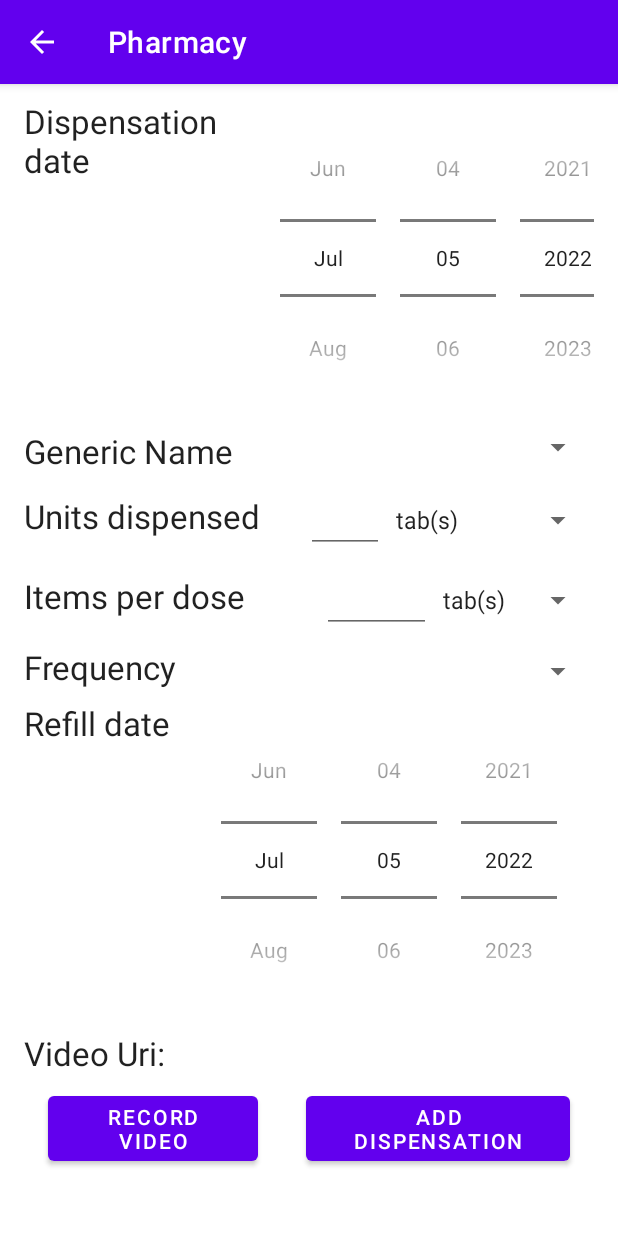
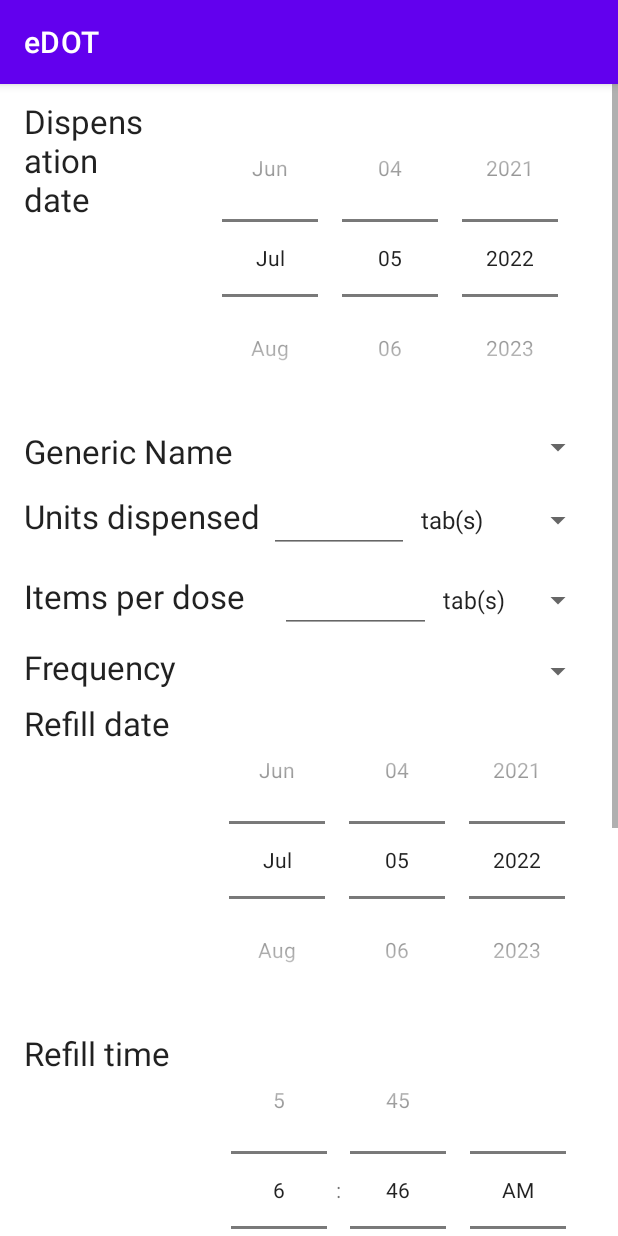
Before and after one commit to jmutale/edots_app, an Android app: the DispensationActivity screen opened directly, with no data from a screen before it, on a phone screen of 412 x 824 dp. Run offline under Robolectric (Android 15) with nearby library versions, the phone set to English and light mode, and no system bars; libraries missing offline, so code that uses them is left out: com.mobsandgeeks.saripaar; 3 statements that could not run were skipped.

```diff
--- a/app/src/main/AndroidManifest.xml
+++ b/app/src/main/AndroidManifest.xml
@@ -20,6 +20,9 @@
         android:theme="@style/Theme.EDOTS"
         android:usesCleartextTraffic="true"
         tools:targetApi="31">
+        <activity
+            android:name=".ClientTBLabsActivity"
+            android:exported="false" />
         <activity
             android:name=".EDOTSurveyActivity"
             android:exported="false" />
--- a/app/src/main/java/org/chreso/edots/Constants.java
+++ b/app/src/main/java/org/chreso/edots/Constants.java
@@ -4,4 +4,5 @@ public class Constants {
     public static final String DATE_PATTERN = "yyyy-MM-dd";
 
     public static final String DATETIME_PATTERN = "yyyy-MM-dd hh:mm:ssZ";
+    public static final String TIME_PATTERN = "HH:mm:ss";
 }
--- a/app/src/main/java/org/chreso/edots/DispensationActivity.java
+++ b/app/src/main/java/org/chreso/edots/DispensationActivity.java
@@ -17,6 +17,7 @@ import android.content.DialogInterface;
 import android.content.Intent;
 import android.content.pm.PackageManager;
 import android.net.Uri;
+import android.os.Build;
 import android.os.Bundle;
 import android.provider.MediaStore;
 import android.util.Log;
@@ -28,6 +29,7 @@ import android.widget.DatePicker;
 import android.widget.EditText;
 import android.widget.Spinner;
 import android.widget.TextView;
+import android.widget.TimePicker;
 
 import com.mobsandgeeks.saripaar.ValidationError;
 import com.mobsandgeeks.saripaar.Validator;
@@ -67,6 +69,8 @@ public class DispensationActivity extends AppCompatActivity implements Validator
     @NotEmpty
     private TextView txtVideoUri;
     private DatePicker dteDispensationDate;
+    private DatePicker dteNextClinicAppointmentDate;
+    private TimePicker refillTimePicker;
 
     ActivityResultLauncher<Intent> startActivityForResult = registerForActivityResult(new ActivityResultContracts.StartActivityForResult(), new ActivityResultCallback<ActivityResult>() {
         @Override
@@ -86,11 +90,11 @@ public class DispensationActivity extends AppCompatActivity implements Validator
     protected void onCreate(Bundle savedInstanceState) {
         super.onCreate(savedInstanceState);
         setContentView(R.layout.activity_dispensation);
-        ActionBar actionBar = getSupportActionBar();
+        /**ActionBar actionBar = getSupportActionBar();
         if (actionBar != null) {
             actionBar.setDisplayHomeAsUpEnabled(true);
             actionBar.setTitle(R.string.pharmacy_title_text);
-        }
+        }**/
         DateTimeFormatter dtf = DateTimeFormatter.ofPattern("dd/MM/yyyy HH:mm:ss");
         LocalDateTime now = LocalDateTime.now();
 
@@ -105,7 +109,10 @@ public class DispensationActivity extends AppCompatActivity implements Validator
 
         dteDispensationDate = findViewById(R.id.dteDispensationDate);
         dteRefillDate = findViewById(R.id.editRefillDate);
+        refillTimePicker = findViewById(R.id.timePickerRefill);
+        dteNextClinicAppointmentDate = findViewById(R.id.editNextClinicAppointmentDate);
         setRefillDateToCurrentDate();
+
 
         Bundle bundle = getIntent().getExtras();
         client_uuid = bundle.getString("client_uuid");
@@ -122,7 +129,7 @@ public class DispensationActivity extends AppCompatActivity implements Validator
                 Calendar cal = Calendar.getInstance();
 
                 DateTimeFormatter formatter = DateTimeFormatter.ofPattern("yyyy-M-d");
-                LocalDate now = LocalDate.parse(getDispensationDate(),formatter);
+                LocalDate now = LocalDate.parse(Utils.getDateFromDatePicker(dteDispensationDate),formatter);
 
                 cal.set(now.getYear(), now.getMonthValue()-1, now.getDayOfMonth());
                 String dose = txtDose.getText().toString();
@@ -209,12 +216,26 @@ public class DispensationActivity extends AppCompatActivity implements Validator
     private void saveDispensationToDatabase() {
         genericName = spnDrugsFromDatabase.getSelectedItem().toString();
         meddrug_uuid = getUuidFromGenericName(genericName);
-        dispensation_date = getDispensationDate();
-        String refillDate = getRefillDateString();
+        dispensation_date = Utils.getDateFromDatePicker(dteDispensationDate);
+        String refillDate = Utils.getDateFromDatePicker(dteRefillDate);
+        String refillTime = getRefillTime();
         String location = getConfiguredLocation();
         String dispensation_uuid = Utils.getNewUuid();
-        dbHandler.saveDispensationToDatabase(dispensation_uuid,meddrug_uuid,client_uuid,dispensation_date,txtDose.getText().toString(),txtItemsPerDose.getText().toString(),spnFrequency.getSelectedItem().toString(), refillDate, String.valueOf(video_path), location);
+        String nextClinicAppointmentDate = Utils.getDateFromDatePicker(dteNextClinicAppointmentDate);
+        dbHandler.saveDispensationToDatabase(dispensation_uuid,meddrug_uuid,client_uuid,dispensation_date,txtDose.getText().toString(),txtItemsPerDose.getText().toString(),spnFrequency.getSelectedItem().toString(), refillDate, String.valueOf(video_path), location, nextClinicAppointmentDate, refillTime);
     }
+
+    private String getRefillTime() {
+        int hour, minute;
+
+        hour = refillTimePicker.getHour();
+        minute = refillTimePicker.getMinute();
+
+
+
+        return hour +":"+ minute+":00";
+    }
+
 
     private String getConfiguredLocation() {
         String location= PreferenceManager
@@ -222,25 +243,8 @@ public class DispensationActivity extends AppCompatActivity implements Validator
         return location;
     }
 
-    @NonNull
-    private String getRefillDateString() {
-        int day  = dteRefillDate.getDayOfMonth();
-        int month = dteRefillDate.getMonth()+1;
-        int year = dteRefillDate.getYear();
 
-        String refillDate = year + "-"+ month + "-" +day;
-        return refillDate;
-    }
-    @NonNull
-    private String getDispensationDate()
-    {
-        int day  = dteDispensationDate.getDayOfMonth();
-        int month = dteDispensationDate.getMonth()+1;
-        int year = dteDispensationDate.getYear();
 
-        String dispesationDate = year + "-"+ month + "-" +day;
-        return dispesationDate;
-    }
 
     private String getUuidFromGenericName(String genericName) {
         String toReturn = "";
--- a/app/src/main/java/org/chreso/edots/Utils.java
+++ b/app/src/main/java/org/chreso/edots/Utils.java
@@ -5,11 +5,14 @@ import android.database.Cursor;
 import android.net.Uri;
 import android.provider.DocumentsContract;
 import android.provider.MediaStore;
+import android.view.GestureDetector;
+import android.widget.DatePicker;
 
 import java.io.File;
 import java.io.FileOutputStream;
 import java.io.IOException;
 import java.io.InputStream;
+import java.sql.Time;
 import java.text.SimpleDateFormat;
 import java.util.Date;
 import java.util.UUID;
@@ -37,4 +40,21 @@ public class Utils {
     }
 
 
+    public static String getFormattedTime(Time refill_date_time) {
+        if(refill_date_time==null){
+            return null;
+        }
+        String pattern = Constants.TIME_PATTERN;
+        SimpleDateFormat sdf = new SimpleDateFormat(pattern);
+        return sdf.format(refill_date_time);
+    }
+
+    public static String getDateFromDatePicker(DatePicker datePicker){
+        int day  = datePicker.getDayOfMonth();
+        int month = datePicker.getMonth()+1;
+        int year = datePicker.getYear();
+
+        String date = year + "-"+ month + "-" +day;
+        return date;
+    }
 }
--- a/app/src/main/res/layout/activity_dispensation.xml
+++ b/app/src/main/res/layout/activity_dispensation.xml
@@ -18,7 +18,7 @@
 
         <TextView
             android:id="@+id/txtDispensationDateLabel"
-            android:layout_width="wrap_content"
+            android:layout_width="120dp"
             android:layout_height="wrap_content"
             android:layout_weight="1"
             android:text="Dispensation date"
@@ -42,7 +42,7 @@
 
         <TextView
             android:id="@+id/txtDrugsFromDatabase"
-            android:layout_width="wrap_content"
+            android:layout_width="90dp"
             android:layout_height="wrap_content"
             android:layout_weight="1"
             android:text="Generic Name"
@@ -64,7 +64,7 @@
 
         <TextView
             android:id="@+id/lblUnitsDispensed"
-            android:layout_width="wrap_content"
+            android:layout_width="120dp"
             android:layout_height="wrap_content"
             android:layout_weight="1"
             android:text="Units dispensed"
@@ -72,7 +72,7 @@
 
         <EditText
             android:id="@+id/txtDose"
-            android:layout_width="wrap_content"
+            android:layout_width="50dp"
             android:layout_height="wrap_content"
             android:layout_weight="1"
             android:inputType="number">
@@ -81,7 +81,7 @@
 
         <Spinner
             android:id="@+id/spnDose"
-            android:layout_width="wrap_content"
+            android:layout_width="80dp"
             android:layout_height="wrap_content"
             android:layout_weight="1"
             android:entries="@array/items_per_dose"
@@ -95,7 +95,7 @@
         android:layout_marginTop="8dp">
         <TextView
             android:id="@+id/lblItemsPerDose"
-            android:layout_width="wrap_content"
+            android:layout_width="90dp"
             android:layout_height="wrap_content"
             android:layout_weight="1"
             android:text="@string/items_per_dose"
@@ -104,7 +104,7 @@
 
         <EditText
             android:id="@+id/txtItemsPerDose"
-            android:layout_width="wrap_content"
+            android:layout_width="20dp"
             android:layout_height="wrap_content"
             android:layout_weight="1"
             android:inputType="number"></EditText>
@@ -123,7 +123,7 @@
         android:layout_marginTop="8dp">
     <TextView
         android:id="@+id/txtFrequency"
-        android:layout_width="wrap_content"
+        android:layout_width="90dp"
         android:layout_height="wrap_content"
         android:layout_weight="1"
         android:textAppearance="?android:attr/textAppearanceLarge"
@@ -145,7 +145,7 @@
         android:layout_marginTop="8dp">
         <TextView
             android:id="@+id/txtRefillDate"
-            android:layout_width="wrap_content"
+            android:layout_width="120dp"
             android:layout_height="wrap_content"
             android:layout_weight="1"
             android:text="@string/refill_date"
@@ -154,6 +154,51 @@
 
         <DatePicker
             android:id="@+id/editRefillDate"
+            android:layout_width="wrap_content"
+            android:layout_height="wrap_content"
+            android:layout_weight="1"
+            android:datePickerMode="spinner"
+            android:inputType="date"
+            android:calendarViewShown="false" />
+    </LinearLayout>
+    <LinearLayout
+        android:layout_width="match_parent"
+        android:layout_height="wrap_content"
+        android:orientation="horizontal"
+        android:weightSum="2"
+        android:layout_marginTop="8dp">
+        <TextView
+            android:id="@+id/txtRefillTime"
+            android:layout_width="120dp"
+            android:layout_height="wrap_content"
+            android:layout_weight="1"
+            android:text="@string/refill_time"
+            android:textAppearance="?android:attr/textAppearanceLarge"
+            />
+
+        <TimePicker
+            android:id="@+id/timePickerRefill"
+            android:layout_width="wrap_content"
+            android:layout_height="wrap_content"
+            android:timePickerMode="spinner"/>
+    </LinearLayout>
+    <LinearLayout
+        android:layout_width="match_parent"
+        android:layout_height="wrap_content"
+        android:orientation="horizontal"
+        android:weightSum="2"
+        android:layout_marginTop="8dp">
+        <TextView
+            android:id="@+id/txtNextClinicAppointmentDate"
+            android:layout_width="120dp"
+            android:layout_height="wrap_content"
+            android:layout_weight="1"
+            android:text="@string/next_clinic_appointment_date"
+            android:textAppearance="?android:attr/textAppearanceLarge"
+            />
+
+        <DatePicker
+            android:id="@+id/editNextClinicAppointmentDate"
             android:layout_width="wrap_content"
             android:layout_height="wrap_content"
             android:layout_weight="1"
--- a/app/src/main/res/layout/activity_edotsurvey.xml
+++ b/app/src/main/res/layout/activity_edotsurvey.xml
@@ -137,7 +137,7 @@
                 android:layout_width="180dp"
                 android:layout_height="wrap_content"
                 android:layout_weight="1"
-                android:text="Why do you want to continue with EDOT or not"
+                android:text="Reasons to continue with EDOT or not"
                 android:textAppearance="?android:attr/textAppearanceLarge" />
 
             <EditText
--- a/app/src/main/res/values/strings.xml
+++ b/app/src/main/res/values/strings.xml
@@ -23,7 +23,10 @@
     <string name="refill_date">Refill date</string>
     <string name="refill_time">Refill time</string>
     <string name="pharmacy_title_text">Pharmacy</string>
-
+    <string-array name="client_tb_lab_result">
+        <item>Positive</item>
+        <item>Negative</item>
+    </string-array>
     <string-array name="items_per_dose">
         <item>tab(s)</item>
         <item>inj</item>
```
Also changed, not shown: app/src/main/java/org/chreso/edots/ClientDispensation.java (+25 -1 lines), app/src/main/java/org/chreso/edots/ClientDispensationEvent.java (+21 -0 lines), app/src/main/java/org/chreso/edots/ClientMain.java (+19 -3 lines), app/src/main/java/org/chreso/edots/ClientTBLabsActivity.java (added, +95 -0 lines), app/src/main/java/org/chreso/edots/DBHandler.java (+35 -7 lines), app/src/main/java/org/chreso/edots/MainActivity.java (+13 -0 lines), app/src/main/java/org/chreso/edots/SyncOperations.java (+9 -10 lines), app/src/main/res/layout/activity_client_main.xml (+15 -3 lines), app/src/main/res/layout/activity_client_tblabs.xml (added, +76 -0 lines), 2 other files.
